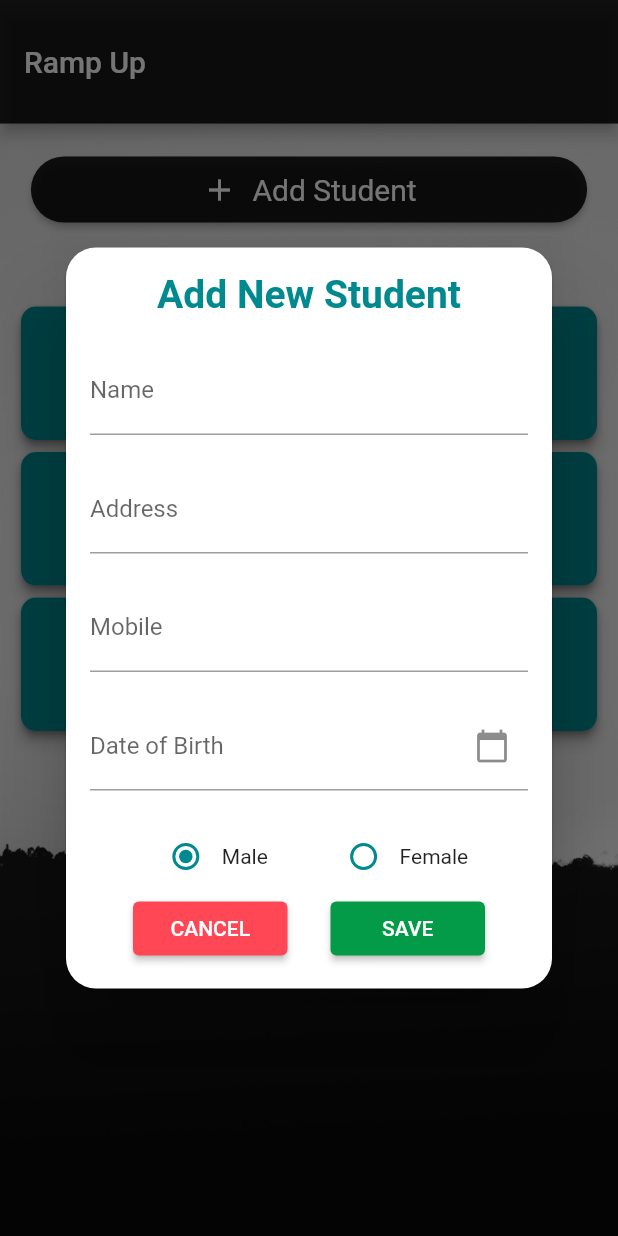
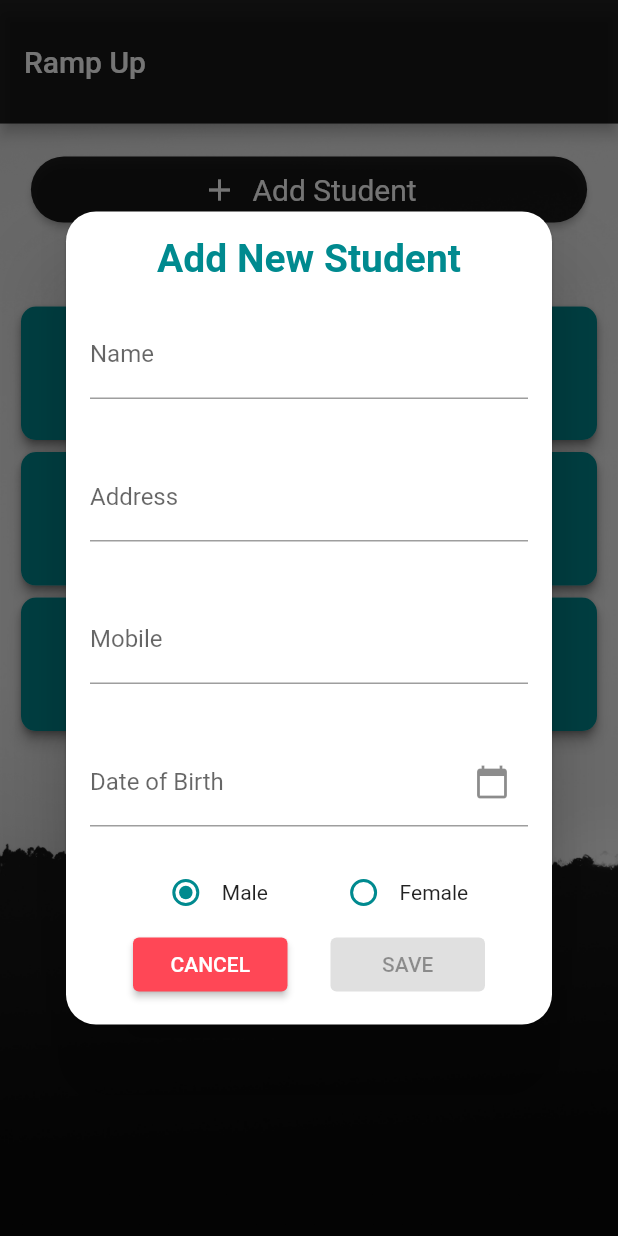
Before and after one commit to sumathipala-hes/training-ramp-up, a Flutter app: the screen it shows after launch, after a tap on "Add Student", on a phone screen of 412 x 824 dp. Run offline on Flutter 3.47's test engine with Material 2 defaults, Android fonts, the phone set to English and light mode, and no system bars; our stand-ins replace flutter_bloc.

Commit message:
Validate TextFields

```diff
--- a/frontend/lib/ui/home_page/home_page_view.dart
+++ b/frontend/lib/ui/home_page/home_page_view.dart
@@ -47,10 +47,7 @@ class HomePageView extends StatelessWidget {
                   showDialog(
                     context: context,
                     builder: (context) {
-                      return const Dialog(
-                        backgroundColor: Colors.transparent,
-                        child: StudentForm(),
-                      );
+                      return const StudentForm();
                     },
                   );
                 },
--- a/frontend/lib/ui/widget/student_card.dart
+++ b/frontend/lib/ui/widget/student_card.dart
@@ -60,7 +60,7 @@ class _StudentCardState extends State<StudentCard> {
                   ),
                 ),
                 Column(
-                  crossAxisAlignment: CrossAxisAlignment.start,
+                  crossAxisAlignment: CrossAxisAlignment.end,
                   children: [
                     Text(
                       widget.student.name,
--- a/frontend/lib/ui/widget/student_form.dart
+++ b/frontend/lib/ui/widget/student_form.dart
@@ -2,31 +2,59 @@ import 'package:flutter/material.dart';
 import 'package:flutter_bloc/flutter_bloc.dart';
 import 'package:frontend/ui/home_page/home_page_bloc.dart';
 import 'package:frontend/ui/theme/colors.dart';
+import 'package:frontend/util/validation_util.dart';
 import 'package:intl/intl.dart';
 import '../home_page/home_page_event.dart';
 
 class StudentForm extends StatefulWidget {
-  const StudentForm({
-    super.key,
-  });
+  const StudentForm({Key? key}) : super(key: key);
 
   @override
   State<StudentForm> createState() => _StudentFormState();
 }
 
 class _StudentFormState extends State<StudentForm> {
-  @override
-  Widget build(BuildContext context) {
   final TextEditingController nameController = TextEditingController();
   final TextEditingController addressController = TextEditingController();
   final TextEditingController mobileController = TextEditingController();
   final TextEditingController dateController = TextEditingController();
+  bool isSaveButtonEnabled = false;
   DateTime dob = DateTime.now();
   String gender = 'Male';
 
+  String nameError = '';
+  String addressError = '';
+  String mobileError = '';
+
+  @override
+  Widget build(BuildContext context) {
     HomePageBloc homePageBloc = BlocProvider.of<HomePageBloc>(context);
 
-    return SingleChildScrollView(
+    void validateTextFields(bool isValid, String textField) {
+      setState(
+        () {
+          switch (textField) {
+            case 'name':
+              nameError = isValid ? '' : 'Invalid Name Ex. John Doe';
+              break;
+            case 'address':
+              addressError = isValid ? '' : 'Invalid Address Ex. 123, ABC';
+              break;
+            case 'mobile':
+              mobileError = isValid ? '' : 'Invalid Mobile Ex. 0745768944';
+              break;
+          }
+          isSaveButtonEnabled = nameError == '' &&
+              addressError == '' &&
+              mobileError == '' &&
+              dateController.text.isNotEmpty;
+        },
+      );
+    }
+
+    return Dialog(
+      backgroundColor: Colors.transparent,
+      child: SingleChildScrollView(
         child: Card(
           shape: RoundedRectangleBorder(
             borderRadius: BorderRadius.circular(20.0),
@@ -52,7 +80,22 @@ class _StudentFormState extends State<StudentForm> {
                   decoration: const InputDecoration(
                     border: UnderlineInputBorder(),
                     labelText: 'Name',
-                  hintText: 'Enter First Name',
+                    hintText: 'Enter Your Name',
+                  ),
+                  onChanged: (value) {
+                    validateTextFields(
+                      ValidationUtil.isValidExp(
+                        ValidationUtil.nameRegExp,
+                        value,
+                      ),
+                      'name',
+                    );
+                  },
+                ),
+                Text(
+                  nameError,
+                  style: const TextStyle(
+                    color: AppColors.errorColor,
                   ),
                 ),
                 const SizedBox(
@@ -65,6 +108,21 @@ class _StudentFormState extends State<StudentForm> {
                     labelText: 'Address',
                     hintText: 'Enter Address',
                   ),
+                  onChanged: (value) {
+                    validateTextFields(
+                      ValidationUtil.isValidExp(
+                        ValidationUtil.addressRegExp,
+                        value,
+                      ),
+                      'address',
+                    );
+                  },
+                ),
+                Text(
+                  addressError,
+                  style: const TextStyle(
+                    color: AppColors.errorColor,
+                  ),
                 ),
                 const SizedBox(
                   height: 20,
@@ -75,6 +133,21 @@ class _StudentFormState extends State<StudentForm> {
                     border: UnderlineInputBorder(),
                     labelText: 'Mobile',
                     hintText: 'Enter Mobile',
+                  ),
+                  onChanged: (value) {
+                    validateTextFields(
+                      ValidationUtil.isValidExp(
+                        ValidationUtil.mobileRegExp,
+                        value,
+                      ),
+                      'mobile',
+                    );
+                  },
+                ),
+                Text(
+                  mobileError,
+                  style: const TextStyle(
+                    color: AppColors.errorColor,
                   ),
                 ),
                 const SizedBox(
@@ -101,6 +174,7 @@ class _StudentFormState extends State<StudentForm> {
                       date ?? DateTime.now(),
                     );
                     dob = date ?? DateTime.now();
+                    validateTextFields(true, 'dob');
                   },
                 ),
                 const SizedBox(
@@ -170,7 +244,8 @@ class _StudentFormState extends State<StudentForm> {
                         style: ElevatedButton.styleFrom(
                           backgroundColor: AppColors.successColor,
                         ),
-                      onPressed: () async {
+                        onPressed: isSaveButtonEnabled
+                            ? () async {
                                 Navigator.of(context).pop();
                                 homePageBloc.add(
                                   SaveStudentEvent(
@@ -181,7 +256,8 @@ class _StudentFormState extends State<StudentForm> {
                                     gender: gender,
                                   ),
                                 );
-                      },
+                              }
+                            : null,
                         child: const Text('SAVE'),
                       ),
                     ),
@@ -191,6 +267,7 @@ class _StudentFormState extends State<StudentForm> {
             ),
           ),
         ),
+      ),
     );
   }
 }
--- a/frontend/lib/util/validation_util.dart
+++ b/frontend/lib/util/validation_util.dart
@@ -1,4 +1,13 @@
-final RegExp nameRegExp = RegExp(r'^[A-Za-z ]+$');
-final RegExp addressRegExp = RegExp(r'^[A-Za-z0-9 ]+$');
-final RegExp mobileRegExp = RegExp(r'^[0-9]+$');
-final RegExp dobRegExp = RegExp(r'^[A-Za-z ]+$');
+class ValidationUtil {
+  static final RegExp nameRegExp = RegExp(r'^[A-z ]{5,20}$');
+  static final RegExp addressRegExp = RegExp(r'^[0-9/A-z. ,]{5,}$');
+  static final RegExp mobileRegExp = RegExp(r'^[0-9]+$');
+  static final RegExp dobRegExp = RegExp(r'^[A-Za-z ]+$');
+
+  static bool isValidExp(
+    RegExp exp,
+    String textFieldValue,
+  ) {
+    return exp.hasMatch(textFieldValue);
+  }
+}
```
Also changed, not shown: frontend/lib/ui/student_page/student_page_view.dart (+5 -2 lines). Lines whose indentation alone changed are shown as unchanged.
